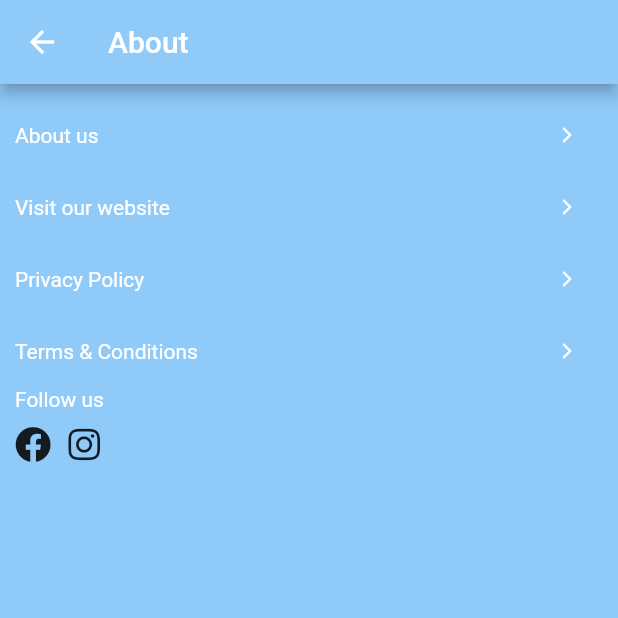
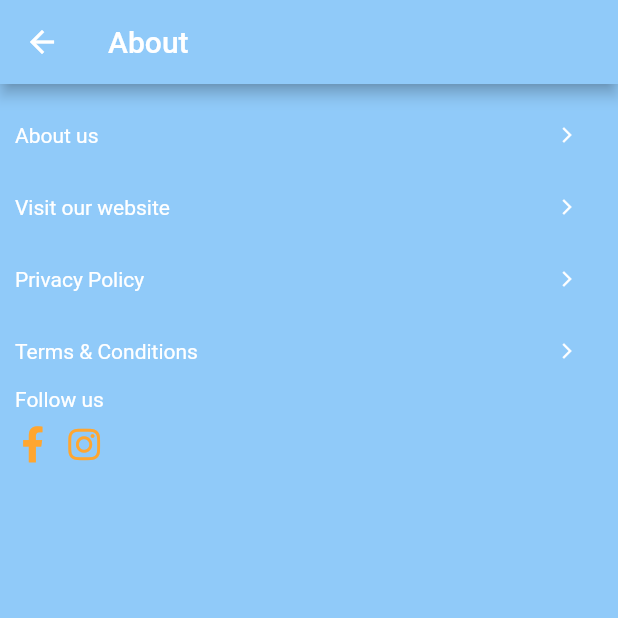
Before and after one commit to aimanuslim/Gas2Go, a Flutter app: the ProfileTabAboutUs screen opened directly, on a phone screen of 412 x 824 dp, the top half of it. Run offline on Flutter 3.47's test engine with Material 2 defaults, Android fonts, the phone set to English and light mode, and no system bars; our stand-ins replace font_awesome_flutter, intro_slider.

Commit message:
changed social icons to accent colour, changed fb icon

```diff
--- a/lib/customer_screens.dart
+++ b/lib/customer_screens.dart
@@ -1564,11 +1564,15 @@ class ProfileTabAboutUs extends StatelessWidget {
                   padding: const EdgeInsets.only(top: 10.0),
                   child: new Row(
                     children: <Widget>[
-                      Icon(FontAwesomeIcons.facebook),
+                      Icon(
+                        FontAwesomeIcons.facebookF,
+                        color: Color(0xFFFFA630),
+                      ),
                       Padding(
                         padding: const EdgeInsets.only(left: 10.0),
                         child: Icon(
                           FontAwesomeIcons.instagram,
+                          color: Color(0xFFFFA630),
                         ),
                       ),
                     ],
```
